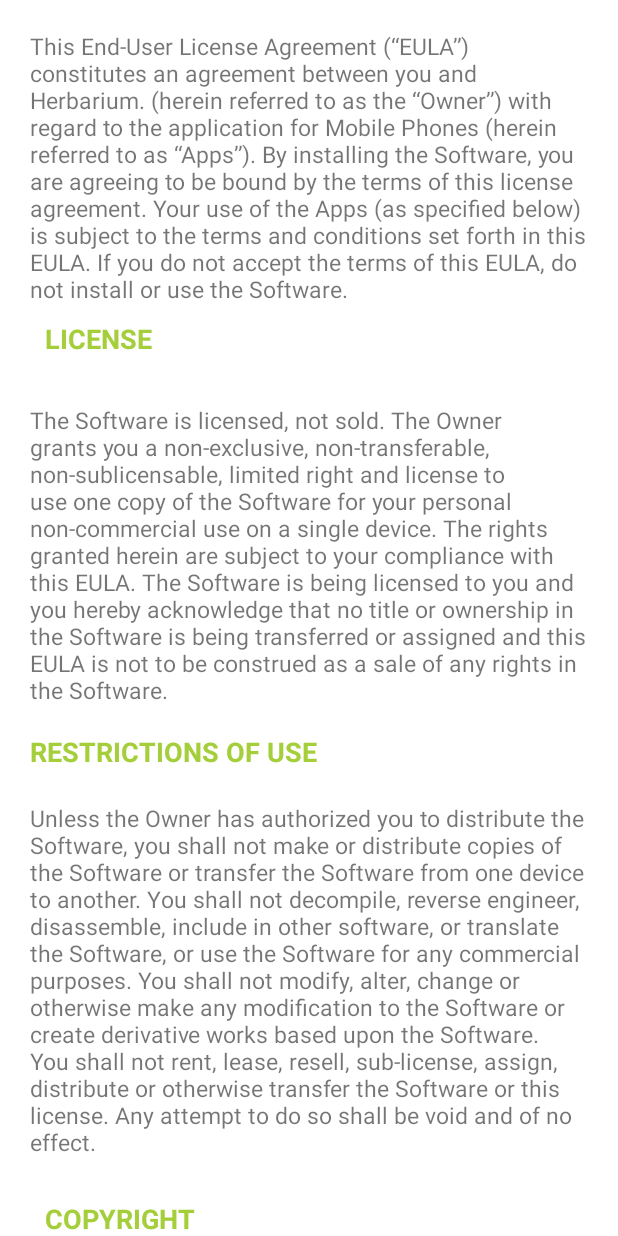
After one commit to MeixieM/Herbarium-App, an Android app: the layout content_scrolling_tos.xml on its own in the app's theme, with its tools: preview values and no code run, on a phone screen of 412 x 824 dp. The commit adds this screen. Run offline under Robolectric (Android 15) with nearby library versions, the phone set to English and light mode, and no system bars.

Commit message:
added TOS

```diff
--- a/app/src/main/java/com/example/herbarium/MainActivity.java
+++ b/app/src/main/java/com/example/herbarium/MainActivity.java
@@ -106,6 +106,9 @@
                 if(result.getText() == "Akapulko"){
                     Intent intent = new Intent(MainActivity.this, AkapulkoActivity.class);
                     startActivity(intent);
+                } else if (result.getText() == "Ampalaya") {
+                    Intent intent = new Intent(MainActivity.this, AkapulkoActivity.class);
+                    startActivity(intent);
                 }
 
             }
--- /dev/null
+++ b/app/src/main/res/layout/content_scrolling_tos.xml
@@ -0,0 +1,145 @@
+<?xml version="1.0" encoding="utf-8"?>
+<androidx.core.widget.NestedScrollView xmlns:android="http://schemas.android.com/apk/res/android"
+    xmlns:app="http://schemas.android.com/apk/res-auto"
+    xmlns:tools="http://schemas.android.com/tools"
+    android:layout_width="match_parent"
+    android:layout_height="match_parent"
+    app:layout_behavior="@string/appbar_scrolling_view_behavior"
+    tools:context=".AkapulkoActivity"
+    tools:showIn="@layout/activity_akapulko">
+
+    <androidx.constraintlayout.widget.ConstraintLayout
+        android:layout_width="match_parent"
+        android:layout_height="wrap_content"
+        android:layout_margin="20dp"
+        >
+
+
+        <TextView
+            android:id="@+id/txt_p1"
+            android:layout_width="match_parent"
+            android:layout_height="wrap_content"
+            android:text="@string/TOSp1"
+            android:textSize="15sp"
+            app:layout_constraintStart_toStartOf="parent"
+            app:layout_constraintTop_toTopOf="parent"
+            />
+
+
+        <TextView
+            android:id="@+id/txt_h1"
+            android:layout_width="match_parent"
+            android:layout_height="wrap_content"
+            android:padding="10dp"
+            android:textColor="@color/primary_green"
+            android:text="@string/tosH1"
+            android:textSize="18dp"
+            app:layout_constraintStart_toStartOf="parent"
+            app:layout_constraintTop_toBottomOf="@id/txt_p1"
+            />
+
+        <TextView
+            android:id="@+id/txt_p2"
+            android:layout_width="match_parent"
+            android:layout_height="wrap_content"
+            android:text="@string/TOSp2"
+            android:textSize="15sp"
+            app:layout_constraintStart_toStartOf="parent"
+            app:layout_constraintTop_toBottomOf="@id/txt_h1"
+            />
+
+
+        <TextView
+            android:id="@+id/txt_h2"
+            android:layout_width="match_parent"
+            android:layout_height="wrap_content"
+            android:textColor="@color/primary_green"
+            android:text="@string/tosH2"
+            android:textSize="18dp"
+            app:layout_constraintStart_toStartOf="parent"
+            app:layout_constraintTop_toBottomOf="@id/txt_p2"
+            />
+
+        <TextView
+            android:id="@+id/txt_p3"
+            android:layout_width="match_parent"
+            android:layout_height="wrap_content"
+            android:text="@string/TOSp3"
+            android:textSize="15sp"
+            app:layout_constraintStart_toStartOf="parent"
+            app:layout_constraintTop_toBottomOf="@id/txt_h2"
+            />
+
+        <TextView
+            android:id="@+id/txt_h3"
+            android:layout_width="match_parent"
+            android:layout_height="wrap_content"
+            android:padding="10dp"
+            android:textColor="@color/primary_green"
+            android:text="@string/tosH3"
+            android:textSize="18dp"
+            app:layout_constraintStart_toStartOf="parent"
+            app:layout_constraintTop_toBottomOf="@id/txt_p3"
+            />
+
+        <TextView
+            android:id="@+id/txt_p4"
+            android:layout_width="match_parent"
+            android:layout_height="wrap_content"
+            android:text="@string/TOSp4"
+            android:textSize="15sp"
+            app:layout_constraintStart_toStartOf="parent"
+            app:layout_constraintTop_toBottomOf="@id/txt_h3"
+            />
+
+        <TextView
+            android:id="@+id/txt_h4"
+            android:layout_width="match_parent"
+            android:layout_height="wrap_content"
+            android:padding="10dp"
+            android:textColor="@color/primary_green"
+            android:text="@string/tosH4"
+            android:textSize="18dp"
+            app:layout_constraintStart_toStartOf="parent"
+            app:layout_constraintTop_toBottomOf="@id/txt_p4"
+            />
+
+        <TextView
+            android:id="@+id/txt_p5"
+            android:layout_width="match_parent"
+            android:layout_height="wrap_content"
+            android:text="@string/TOSp5"
+            android:textSize="15sp"
+            app:layout_constraintStart_toStartOf="parent"
+            app:layout_constraintTop_toBottomOf="@id/txt_h4"
+            />
+
+        <TextView
+            android:id="@+id/txt_h5"
+            android:layout_width="match_parent"
+            android:layout_height="wrap_content"
+            android:padding="10dp"
+            android:textColor="@color/primary_green"
+            android:text="@string/tosH5"
+            android:textSize="18dp"
+            app:layout_constraintStart_toStartOf="parent"
+            app:layout_constraintTop_toBottomOf="@id/txt_p5"
+            />
+
+        <TextView
+            android:id="@+id/txt_p6"
+            android:layout_width="match_parent"
+            android:layout_height="wrap_content"
+            android:text="@string/TOSp6"
+            android:textSize="15sp"
+            app:layout_constraintStart_toStartOf="parent"
+            app:layout_constraintTop_toBottomOf="@id/txt_h5"
+            />
+
+
+
+    </androidx.constraintlayout.widget.ConstraintLayout>
+
+
+
+</androidx.core.widget.NestedScrollView>
--- /dev/null
+++ b/app/src/main/res/menu/menu_t_o.xml
@@ -0,0 +1,6 @@
+<menu xmlns:android="http://schemas.android.com/apk/res/android"
+    xmlns:app="http://schemas.android.com/apk/res-auto"
+    xmlns:tools="http://schemas.android.com/tools"
+    tools:context="com.example.herbarium.TOSActivity">
+
+</menu>
--- a/app/src/main/res/values/strings.xml
+++ b/app/src/main/res/values/strings.xml
@@ -49,14 +49,6 @@
 
     <string name="txt_title_more"><b>More Information:</b></string>
     <string name="large_text4"><a href="https://en.wikipedia.org/wiki/Senna_alata"> Wikipedia</a></string>
-
-
-
-
-
-
-
-
 
 
     <string name="large_text">
@@ -149,4 +141,32 @@
         "when a user tries to pick up one of cards.\n\n"
     </string>
     <string name="action_settings">Settings</string>
+    <string name="title_activity_ampalaya">AmpalayaActivity</string>
+
+    <string name="title_activity_tosactivity">Terms Of Service \n</string>
+    <string name="TOSp1">This End-User License Agreement (“EULA”) constitutes an agreement between you and Herbarium. (herein referred to as the “Owner”) with regard to the application for Mobile Phones (herein referred to as “Apps”). By installing the Software, you are agreeing to be bound by the terms of this license agreement.
+Your use of the Apps (as specified below) is subject to the terms and conditions set forth in this EULA. If you do not accept the terms of this EULA, do not install or use the Software.
+    </string>
+    <string name="tosH1"><b>LICENSE\n</b></string>
+    <string name="TOSp2">The Software is licensed, not sold. The Owner grants you a non-exclusive, non-transferable, non-sublicensable, limited right and license to use one copy of the Software for your personal non-commercial use on a single device. The rights granted herein are subject to your compliance with this EULA. The Software is being licensed to you and you hereby acknowledge that no title or ownership in the Software is being transferred or assigned and this EULA is not to be construed as a sale of any rights in the Software.\n
+    </string>
+
+    <string name="tosH2"><b>RESTRICTIONS OF USE\n</b></string>
+    <string name="TOSp3">Unless the Owner has authorized you to distribute the Software, you shall not make or distribute copies of the Software or transfer the Software from one device to another. You shall not decompile, reverse engineer, disassemble, include in other software, or translate the Software, or use the Software for any commercial purposes. You shall not modify, alter, change or otherwise make any modification to the Software or create derivative works based upon the Software. You shall not rent, lease, resell, sub-license, assign, distribute or otherwise transfer the Software or this license. Any attempt to do so shall be void and of no effect.\n
+    </string>
+
+    <string name="tosH3"><b>COPYRIGHT\n</b></string>
+    <string name="TOSp4">You acknowledge that no title to the intellectual property in the Software is transferred to you. You further acknowledge that title and full ownership rights to the Software, and you will not acquire any rights to the Software. You shall not remove or obscure the Owner’s copyright, trade mark or other proprietary notices from any of the materials contained in this package or downloaded together with the Software.\n
+    </string>
+
+    <string name="tosH4"><b>DISCLAIMER OF WARRANTY\n</b></string>
+    <string name="TOSp5">The Software is provided “AS IS”, without warranty of any kind. We disclaim and make no express or implied warranties and specifically disclaim the warranties of merchantability, fitness for a particular purpose and non-infringement of third-party rights. The entire risk as to the quality and performance of the Software is with you. We do not warrant that the functions contained in the Software will meet your requirements or that the operation of the Software will be error-free.\n
+    </string>
+
+    <string name="tosH5"><b>LIMITATION OF LIABILITY\n</b></string>
+    <string name="TOSp6">In no event will the Owner be liable for special, incidental or consequential damages resulting from possession, access, use or malfunction of the Software, including but not limited to damages to property, loss of goodwill, computer or mobile device malfunction and, to the extent permitted by law, damages for personal injuries, property damage, lost profits or punitive damages from any causes of action arising out of or related to this EULA or the Software, whether arising in tort (including negligence), contract, strict liability or otherwise and whether or not the Owner has been advised of the possibility of such damages.
+Because some states/countries do not allow certain limitations of liability, this limitation of liability shall apply to the fullest extent permitted by law in the applicable jurisdiction. This limitation of liability shall not be applied solely to the extent that any specific provision of this limitation of liability is prohibited by any federal, state, or municipal law, which cannot be pre-empted. This EULA gives you specific legal rights, and you may have other rights that vary from jurisdiction to jurisdiction. In no event shall the Owner’s liability for all damages (except as required by applicable law) exceed the actual price paid by you for use of the Software.\n
+    </string>
+
+
 </resources>
```
Also changed, not shown: app/src/main/AndroidManifest.xml (+10 -10 lines), app/src/main/java/com/example/herbarium/AmpalayaActivity.java (added, +41 -0 lines), app/src/main/java/com/example/herbarium/FAQActivity.java (deleted, +0 -14 lines), app/src/main/java/com/example/herbarium/HomeActivity.java (+7 -7 lines), app/src/main/java/com/example/herbarium/MoreActivity.java (+15 -15 lines), app/src/main/java/com/example/herbarium/TipsActivity.java (deleted, +0 -14 lines), app/src/main/res/layout/activity_ampalaya.xml (added, +48 -0 lines), app/src/main/res/layout/activity_faqactivity.xml (deleted, +0 -9 lines), app/src/main/res/layout/activity_tips.xml (deleted, +0 -14 lines), app/src/main/res/menu/menu_ampalaya.xml (added, +10 -0 lines).
